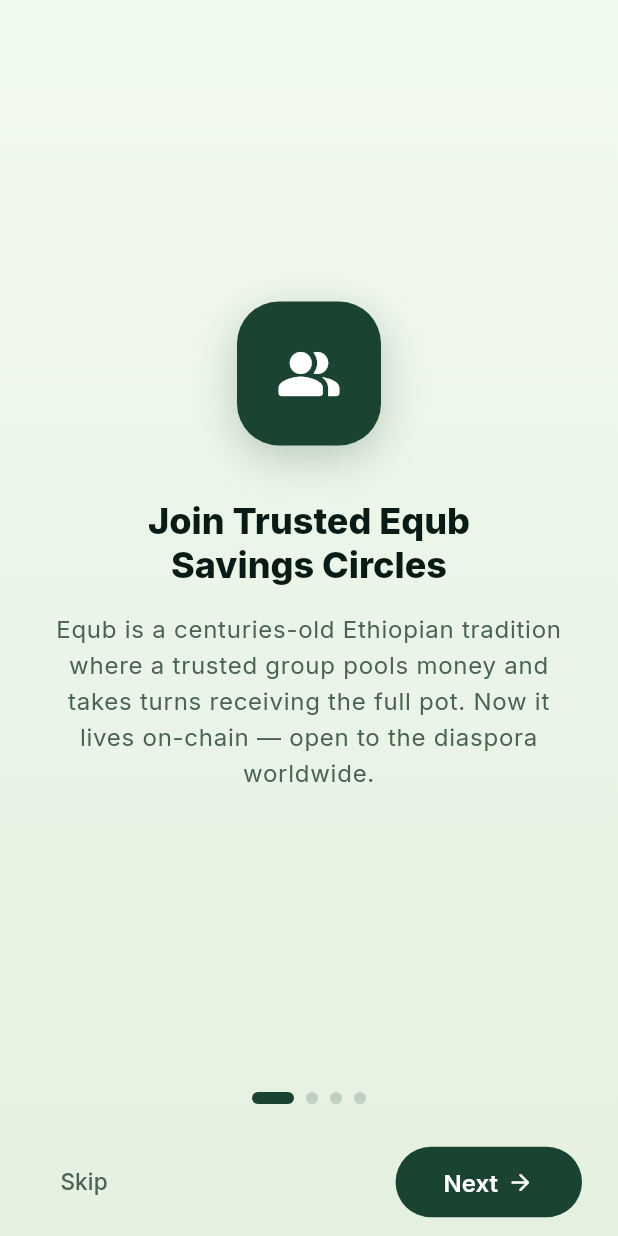
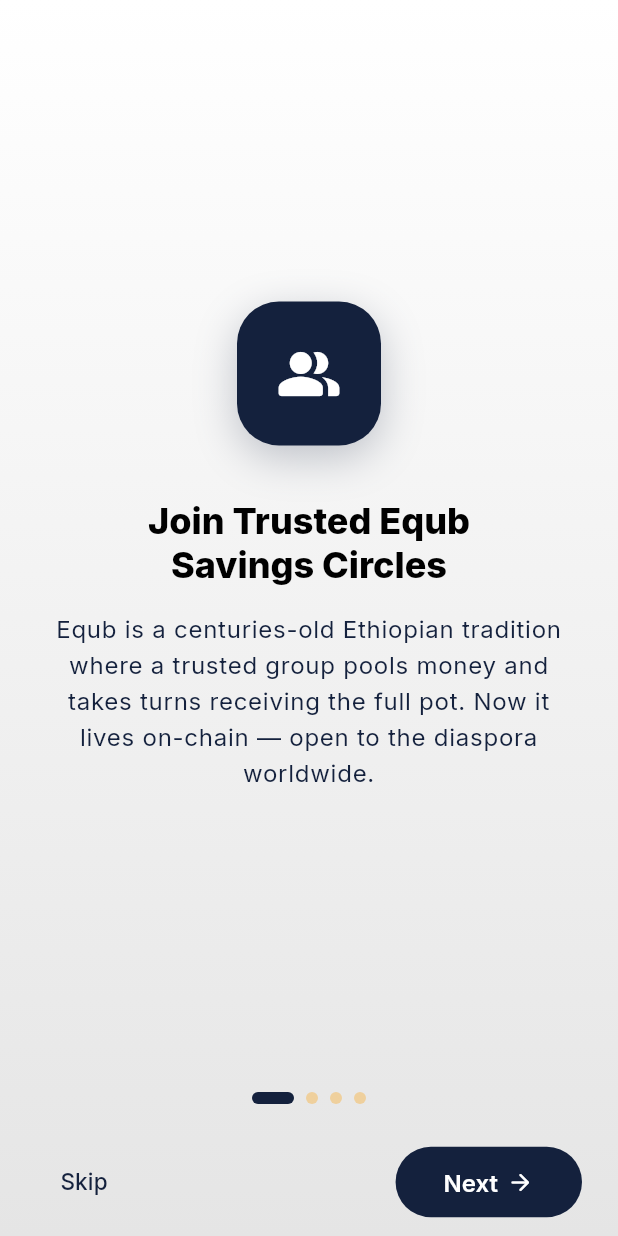
Before and after one commit to olaanii/learn, a Flutter app: the screen it shows after launch, on a phone screen of 412 x 824 dp. Run offline on Flutter 3.47's test engine with Material 3 defaults, Android fonts, the phone set to English and light mode, and no system bars; our stand-ins replace dio, fl_chart, flutter_secure_storage, go_router, google_fonts, qr_flutter and 3 more; missing offline and left inert: dart:js_interop, reown_core, reown_sign.

Commit message:
refactor(theme): update color palette and improve semantic naming for light and dark modes

```diff
--- a/nextjs-dashboard/diaspora-equb-product/frontend/lib/config/theme.dart
+++ b/nextjs-dashboard/diaspora-equb-product/frontend/lib/config/theme.dart
@@ -2,46 +2,55 @@ import 'package:flutter/material.dart';
 import 'package:google_fonts/google_fonts.dart';
 
 class AppTheme {
-  // ── Modern Ethiopian Heritage — Light Mode ──
+  // ── Brand palette (canonical swatches) ──
 
-  static const Color backgroundLight = Color(0xFFF1FAEE); // Warm Cream
-  static const Color backgroundDark = Color(0xFFE4F0E0); // Slightly deeper cream (gradient end)
-  static const Color accentYellow = Color(0xFFD4AF37); // Ethiopian Gold
-  static const Color accentYellowDark = Color(0xFFF2C94C); // Soft Gold (dark mode accent)
-  static const Color cardWhite = Color(0xFFFFFFFF);
-  static const Color darkButton = Color(0xFF1B4332); // Deep Forest (light mode button)
+  static const Color paletteBlack = Color(0xFF000000);
+  static const Color palettePrussianBlue = Color(0xFF14213D);
+  static const Color paletteOrange = Color(0xFFFCA311);
+  static const Color paletteAlabaster = Color(0xFFE5E5E5);
+  static const Color paletteWhite = Color(0xFFFFFFFF);
 
-  static const Color textPrimary = Color(0xFF081C15); // Dark Forest
-  static const Color textSecondary = Color(0xFF4A6354); // Muted Forest
-  static const Color textTertiary = Color(0xFF7A9484); // Light Forest
-  static const Color textHint = Color(0xFFB5CCBE); // Warm hint
+  // ── Light mode ──
 
-  static const Color positive = Color(0xFF40916C); // Emerald Bright
-  static const Color negative = Color(0xFF9B2226); // Deep Red (heritage)
-  static const Color warningColor = Color(0xFFD4AF37); // Ethiopian Gold
+  static const Color backgroundLight = paletteWhite;
+  static const Color backgroundDark = paletteAlabaster;
+  static const Color accentYellow = paletteOrange;
+  static const Color accentYellowDark = paletteOrange;
+  static const Color cardWhite = paletteWhite;
+  static const Color darkButton = palettePrussianBlue;
 
-  static const Color primaryColor = Color(0xFF1B4332); // Deep Forest
-  static const Color secondaryColor = Color(0xFF2D6A4F); // Emerald
+  // Semantic aliases (same names as before for widgets); each line maps 1:1 to one palette* swatch.
+  static const Color textPrimary = paletteBlack;
+  static const Color textSecondary = palettePrussianBlue;
+  static const Color textTertiary = paletteOrange;
+  static const Color textHint = paletteAlabaster;
+
+  // UX semantics outside marketing swatch (accessible success / error)
+  static const Color positive = Color(0xFF2E7D32);
+  static const Color negative = Color(0xFFC62828);
+  static const Color warningColor = paletteOrange;
+
+  static const Color primaryColor = palettePrussianBlue;
+  static const Color secondaryColor = paletteOrange;
   static const Color successColor = positive;
   static const Color dangerColor = negative;
-  static const Color highlightRed = Color(0xFF9B2226); // Heritage accent for alerts
+  static const Color highlightRed = negative;
 
-  // ── Modern Ethiopian Heritage — Dark Mode ──
+  // ── Dark mode ──
 
-  static const Color darkBackground = Color(0xFF081C15); // Deep Forest Dark
-  static const Color _darkBackgroundEnd = Color(0xFF051210); // Deeper gradient end
-  static const Color darkCard = Color(0xFF0F2E24); // Soft Dark Green
-  static const Color darkSurface = Color(0xFF153228); // Dark green surface
-  static const Color darkTextPrimary = Color(0xFFE9F5EC); // Soft Light
-  static const Color darkTextSecondary = Color(0xFF8DB89A); // Muted light
-  static const Color darkTextTertiary = Color(0xFF5A7A66); // Dim green
-  static const Color darkBorder = Color(0xFF1C3D2E); // Dark border
+  static const Color darkBackground = paletteBlack;
+  static const Color _darkBackgroundEnd = palettePrussianBlue;
+  static const Color darkCard = palettePrussianBlue;
+  static const Color darkSurface = palettePrussianBlue;
+  static const Color darkTextPrimary = paletteWhite;
+  static const Color darkTextSecondary = paletteAlabaster;
+  static const Color darkTextTertiary = paletteOrange;
+  static const Color darkBorder = paletteAlabaster;
 
-  // Dark mode primary/secondary (brighter variants for contrast)
-  static const Color darkPrimary = Color(0xFF40916C); // Bright Emerald
-  static const Color darkSecondary = Color(0xFF52B788); // Light Emerald
-  static const Color darkAccent = Color(0xFFF2C94C); // Soft Gold
-  static const Color darkHighlight = Color(0xFFC44536); // Warm Red
+  static const Color darkPrimary = paletteOrange;
+  static const Color darkSecondary = paletteOrange;
+  static const Color darkAccent = paletteOrange;
+  static const Color darkHighlight = negative;
 
   static const double cardRadius = 24.0;
   static const double cardRadiusSmall = 16.0;
@@ -99,7 +108,7 @@ class AppTheme {
       _isDark(context) ? darkAccent : darkButton;
 
   static Color buttonTextColor(BuildContext context) =>
-      _isDark(context) ? darkBackground : Colors.white;
+      _isDark(context) ? darkBackground : cardWhite;
 
   static LinearGradient bgGradient(BuildContext context) =>
       _isDark(context) ? darkBackgroundGradient : backgroundGradient;
@@ -146,7 +155,7 @@ class AppTheme {
       ),
       elevatedButtonTheme: ElevatedButtonThemeData(
         style: ElevatedButton.styleFrom(
-          backgroundColor: darkButton, foregroundColor: Colors.white, elevation: 0,
+          backgroundColor: darkButton, foregroundColor: cardWhite, elevation: 0,
           padding: const EdgeInsets.symmetric(horizontal: 32, vertical: 16),
           shape: RoundedRectangleBorder(borderRadius: BorderRadius.circular(buttonRadius)),
           textStyle: GoogleFonts.inter(fontSize: 16, fontWeight: FontWeight.w600),
```
